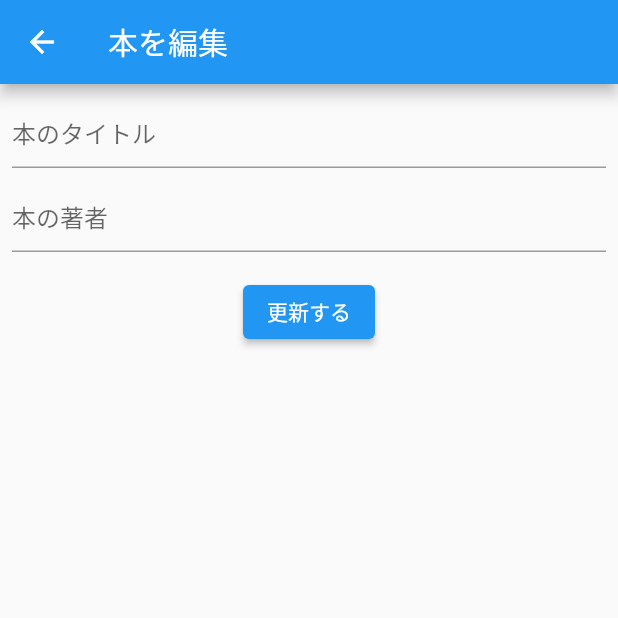
After one commit to kita3folio/flutter_university, a Flutter app: the EditBookPage screen opened directly, on a phone screen of 412 x 824 dp, the top half of it. The commit adds this screen. Run offline on Flutter 3.47's test engine with Material 2 defaults, Android fonts, the phone set to English and light mode, and no system bars; our stand-ins replace cloud_firestore, firebase_core, flutter_slidable; accounts and stored records are empty.

Commit message:
edit_bookを用意し、遷移を実装。

```diff
--- /dev/null
+++ b/lib/edit_book/edit_book_model.dart
@@ -0,0 +1,21 @@
+import 'package:flutter/material.dart';
+import 'package:cloud_firestore/cloud_firestore.dart';
+
+class EditBookModel extends ChangeNotifier {
+  String? title;
+  String? author;
+  Future updateBook() async {
+    if (title == null || title!.isEmpty) {
+      throw '本のタイトルが入力されていません';
+    }
+    if (author == null || author!.isEmpty) {
+      throw '本の著者が入力されていません';
+    }
+
+    // firestoreに追加
+    await FirebaseFirestore.instance.collection('books').add({
+      'title': title,
+      'author': author,
+    });
+  }
+}
--- /dev/null
+++ b/lib/edit_book/edit_book_page.dart
@@ -0,0 +1,67 @@
+import 'package:flutter/cupertino.dart';
+import 'package:flutter/material.dart';
+import 'package:flutter_university/edit_book/edit_book_model.dart';
+import 'package:flutter_university/domain/book.dart';
+import 'package:flutter_university/edit_book/edit_book_model.dart';
+import 'package:provider/provider.dart';
+
+class EditBookPage extends StatelessWidget {
+  @override
+  Widget build(BuildContext context) {
+    return ChangeNotifierProvider<EditBookModel>(
+      create: (_) => EditBookModel(),
+      child: Scaffold(
+        appBar: AppBar(
+          title: Text('本を編集'),
+        ),
+        body: Center(
+          child: Consumer<EditBookModel>(builder: (contex, model, child) {
+            return Padding(
+              padding: const EdgeInsets.all(8.0),
+              child: Column(
+                children: [
+                  TextField(
+                    decoration: InputDecoration(
+                      hintText: '本のタイトル',
+                    ),
+                    onChanged: (text) {
+                      model.title = text;
+                    },
+                  ),
+                  SizedBox(
+                    height: 8,
+                  ),
+                  TextField(
+                    decoration: InputDecoration(
+                      hintText: '本の著者',
+                    ),
+                    onChanged: (text) {
+                      model.author = text;
+                    },
+                  ),
+                  SizedBox(
+                    height: 16,
+                  ),
+                  ElevatedButton(
+                      onPressed: () async {
+                        try {
+                          await model.updateBook();
+                          Navigator.of(context).pop(true);
+                        } catch (e) {
+                          final snackBar = SnackBar(
+                            backgroundColor: Colors.red,
+                            content: Text(e.toString()),
+                          );
+                          ScaffoldMessenger.of(context).showSnackBar(snackBar);
+                        }
+                      },
+                      child: Text('更新する'))
+                ],
+              ),
+            );
+          }),
+        ),
+      ),
+    );
+  }
+}
```
Also changed, not shown: lib/book_list/book_list_page.dart (+20 -1 lines).
